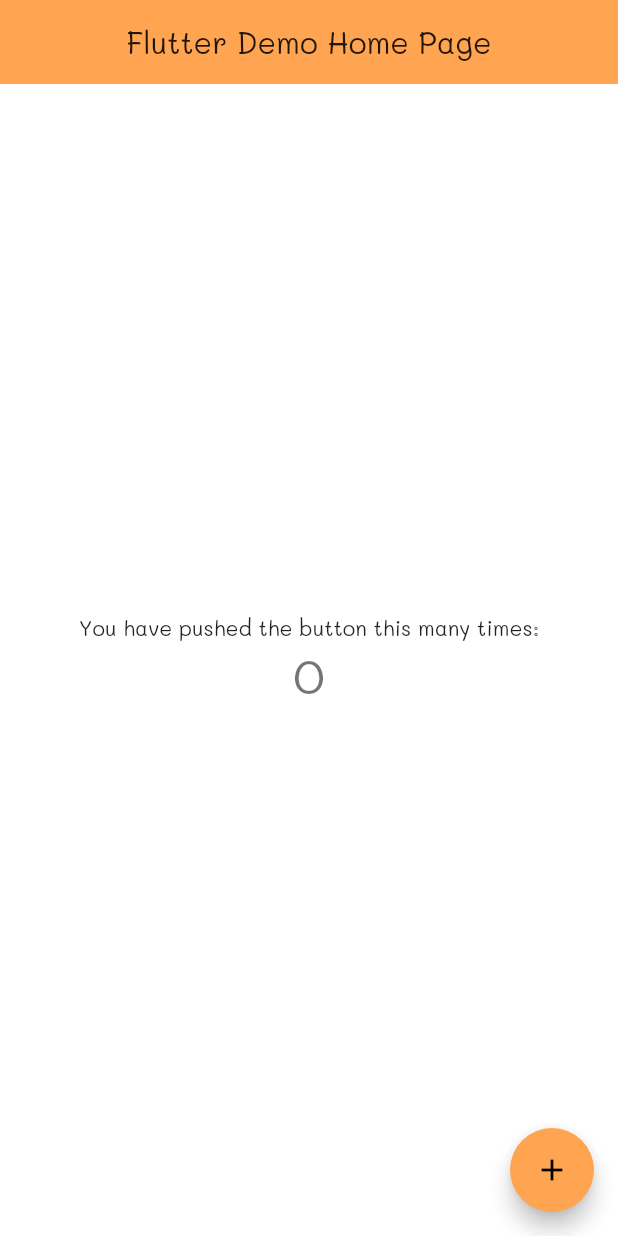
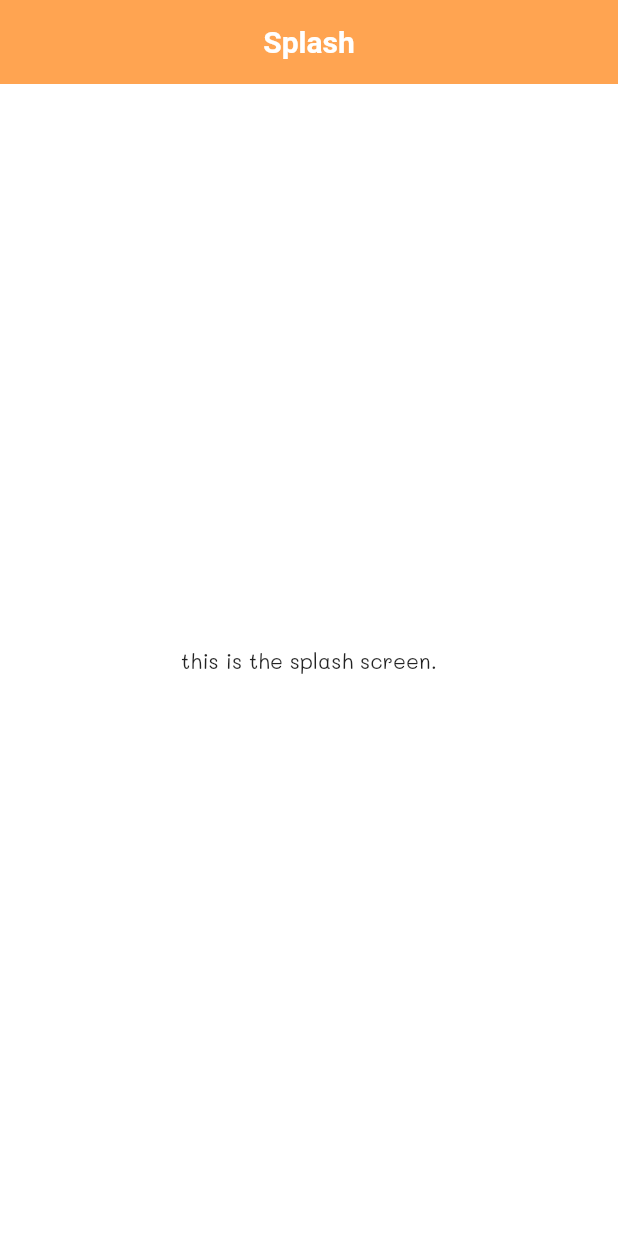
Before and after one commit to jason2071/food_app, a Flutter app: the screen it shows after launch, on a phone screen of 412 x 824 dp. Run offline on Flutter 3.47's test engine with Material 2 defaults, Android fonts, the phone set to English and light mode, and no system bars.

Commit message:
add theme

```diff
--- a/lib/main.dart
+++ b/lib/main.dart
@@ -1,4 +1,6 @@
 import 'package:flutter/material.dart';
+import 'package:food_app/pages/splash/splash_screen.dart';
+import 'package:food_app/routes.dart';
 import 'package:food_app/theme.dart';
 
 void main() {
@@ -11,50 +13,9 @@ class MyApp extends StatelessWidget {
     return MaterialApp(
       title: 'Food App',
       theme: theme(),
-      home: MyHomePage(),
+      debugShowCheckedModeBanner: false,
+      initialRoute: SplashScreen.routeName,
+      routes: routes,
     );
   }
 }
-
-class MyHomePage extends StatefulWidget {
-  @override
-  _MyHomePageState createState() => _MyHomePageState();
-}
-
-class _MyHomePageState extends State<MyHomePage> {
-  int _counter = 0;
-
-  void _incrementCounter() {
-    setState(() {
-      _counter++;
-    });
-  }
-
-  @override
-  Widget build(BuildContext context) {
-    return Scaffold(
-      appBar: AppBar(
-        title: Text("Flutter Demo Home Page"),
-      ),
-      body: Center(
-        child: Column(
-          mainAxisAlignment: MainAxisAlignment.center,
-          children: <Widget>[
-            Text(
-              'You have pushed the button this many times:',
-            ),
-            Text(
-              '$_counter',
-              style: Theme.of(context).textTheme.headline4,
-            ),
-          ],
-        ),
-      ),
-      floatingActionButton: FloatingActionButton(
-        onPressed: _incrementCounter,
-        tooltip: 'Increment',
-        child: Icon(Icons.add),
-      ),
-    );
-  }
-}
--- /dev/null
+++ b/lib/pages/intro/intro_screen.dart
@@ -0,0 +1,19 @@
+import 'package:flutter/material.dart';
+
+class IntroScreen extends StatelessWidget {
+  static const routeName = '/intro';
+
+  @override
+  Widget build(BuildContext context) {
+    return Scaffold(
+      appBar: AppBar(
+        title: Text("Intro"),
+      ),
+      body: Center(
+        child: Text(
+          'this is the intro screen.',
+        ),
+      ),
+    );
+  }
+}
--- /dev/null
+++ b/lib/pages/splash/splash_screen.dart
@@ -0,0 +1,19 @@
+import 'package:flutter/material.dart';
+
+class SplashScreen extends StatelessWidget {
+  static const routeName = '/splash';
+
+  @override
+  Widget build(BuildContext context) {
+    return Scaffold(
+      appBar: AppBar(
+        title: Text("Splash"),
+      ),
+      body: Center(
+        child: Text(
+          'this is the splash screen.',
+        ),
+      ),
+    );
+  }
+}
--- a/lib/routes.dart
+++ b/lib/routes.dart
@@ -1,3 +1,8 @@
 import 'package:flutter/material.dart';
+import 'package:food_app/pages/intro/intro_screen.dart';
+import 'package:food_app/pages/splash/splash_screen.dart';
 
-final Map<String, WidgetBuilder> routes = {};
+final Map<String, WidgetBuilder> routes = {
+  SplashScreen.routeName: (context) => SplashScreen(),
+  IntroScreen.routeName: (context) => IntroScreen(),
+};
--- a/lib/theme.dart
+++ b/lib/theme.dart
@@ -10,6 +10,13 @@ ThemeData theme() {
       elevation: 0,
       centerTitle: true,
       brightness: Brightness.light,
+      textTheme: TextTheme(
+        headline6: TextStyle(
+          color: Colors.white,
+          fontSize: 20,
+          fontWeight: FontWeight.w600,
+        ),
+      ),
     ),
     primaryColor: kPrimaryColor,
     accentColor: kPrimaryColor,
```
